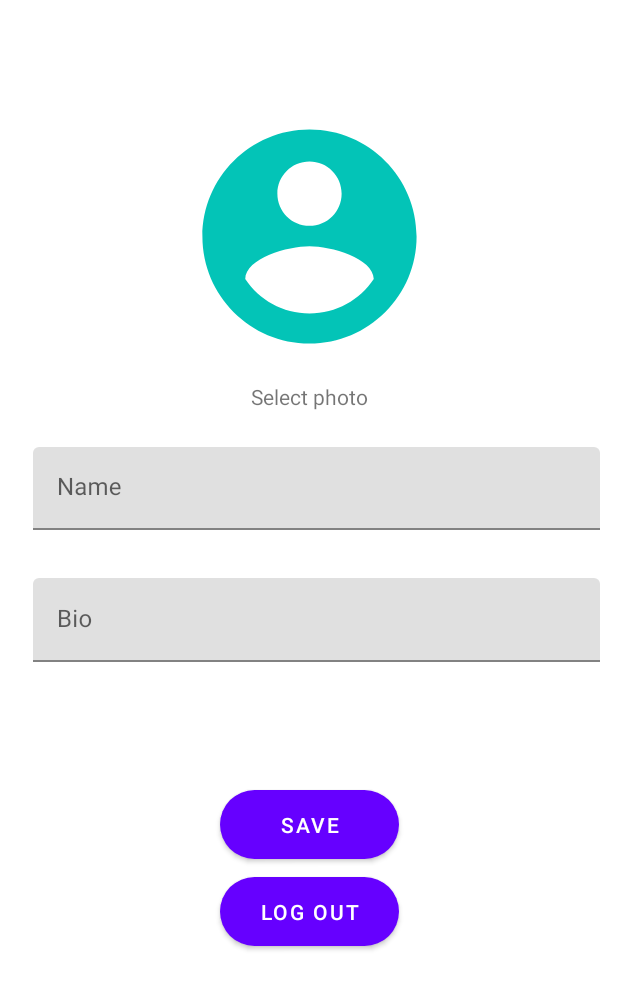
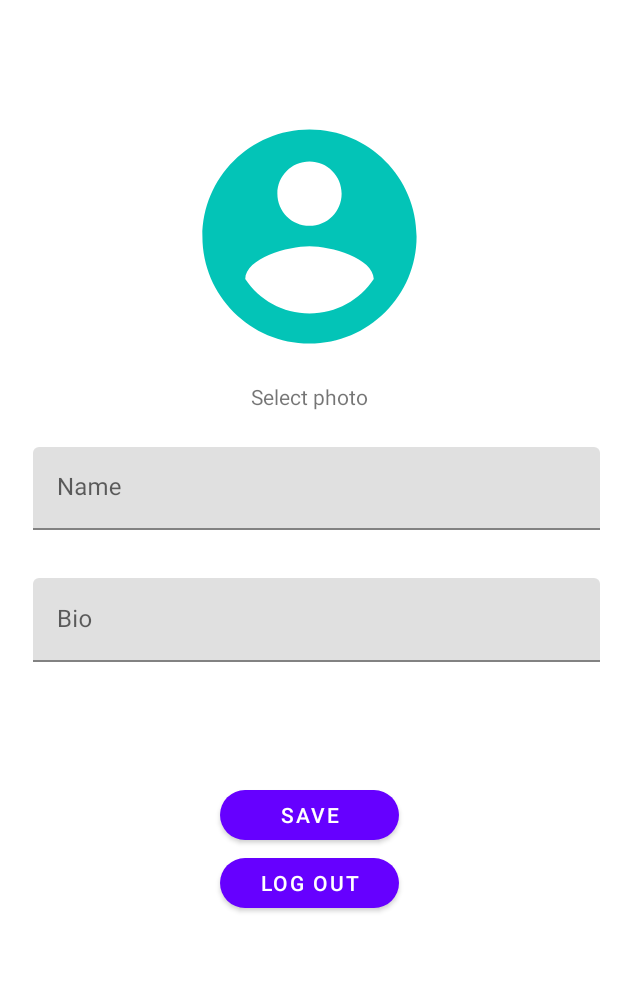
Before and after one commit to VladPavluts/Glinda, an Android app: the AccountFragment screen opened through its navigation route, on a phone screen of 412 x 824 dp. Shown: the top 989 px of the screen. Run offline under Robolectric (Android 15) with nearby library versions, the phone set to English and light mode, and no system bars; our stand-ins replace Firebase (no records; nobody signed in at launch, a user with empty details on screens opened directly), data binding; libraries missing offline, so code that uses them is left out: com.firebase.ui; 1 statement that could not run was skipped.

Commit message:
small layout fix

```diff
--- a/app/src/main/res/layout/account_fragment.xml
+++ b/app/src/main/res/layout/account_fragment.xml
@@ -9,6 +9,7 @@
         android:layout_width="match_parent"
         android:layout_height="match_parent"
         tools:context=".login.LoginFragment">
+
         <ScrollView
             android:layout_width="match_parent"
             android:layout_height="match_parent">
@@ -45,7 +46,7 @@
                         android:id="@+id/nameEditText"
                         android:layout_width="match_parent"
                         android:layout_height="wrap_content"
-                    android:hint="Name"/>
+                        android:hint="Name" />
                 </com.google.android.material.textfield.TextInputLayout>
 
                 <com.google.android.material.textfield.TextInputLayout
@@ -64,15 +65,15 @@
                         android:id="@+id/bioEditText"
                         android:layout_width="match_parent"
                         android:layout_height="wrap_content"
-                    android:hint="Bio"/>
+                        android:hint="Bio" />
                 </com.google.android.material.textfield.TextInputLayout>
 
                 <com.google.android.material.button.MaterialButton
                     android:id="@+id/accSaveButton"
                     android:layout_width="119dp"
-                android:layout_height="58dp"
+                    android:layout_height="45dp"
                     android:layout_marginTop="76dp"
-                android:text="Save"
+                    android:text="@string/save"
                     app:cornerRadius="24dp"
                     app:layout_constraintEnd_toEndOf="parent"
                     app:layout_constraintStart_toStartOf="parent"
@@ -81,9 +82,9 @@
                 <com.google.android.material.button.MaterialButton
                     android:id="@+id/accLogOutButton"
                     android:layout_width="119dp"
-                android:layout_height="58dp"
+                    android:layout_height="45dp"
                     android:layout_marginBottom="40dp"
-                android:text="Log Out"
+                    android:text="@string/logOut"
                     app:cornerRadius="24dp"
                     app:layout_constraintBottom_toBottomOf="parent"
                     app:layout_constraintEnd_toEndOf="parent"
@@ -96,7 +97,7 @@
                     android:layout_width="wrap_content"
                     android:layout_height="wrap_content"
                     android:layout_marginTop="3dp"
-                android:text="Select photo"
+                    android:text="@string/sel_photo"
                     app:layout_constraintEnd_toEndOf="parent"
                     app:layout_constraintStart_toStartOf="parent"
                     app:layout_constraintTop_toBottomOf="@+id/profile_photo" />
--- a/app/src/main/res/layout/fragment_chat.xml
+++ b/app/src/main/res/layout/fragment_chat.xml
@@ -15,7 +15,7 @@
             android:layout_width="match_parent"
             android:layout_height="wrap_content"
             android:background="?attr/colorPrimary"
-            app:title="Glinda"
+            app:title="@string/app_name"
             app:titleTextColor="@color/white"
             app:layout_constraintEnd_toEndOf="parent"
             app:layout_constraintStart_toStartOf="parent"
--- a/app/src/main/res/layout/fragment_chat_channel.xml
+++ b/app/src/main/res/layout/fragment_chat_channel.xml
@@ -23,10 +23,11 @@
 
         <androidx.recyclerview.widget.RecyclerView
             android:id="@+id/messageList"
-            android:layout_width="406dp"
-            android:layout_height="554dp"
+            android:layout_width="match_parent"
+            android:layout_height="0dp"
             android:layout_marginTop="8dp"
             app:layoutManager="androidx.recyclerview.widget.LinearLayoutManager"
+            app:layout_constraintBottom_toTopOf="@+id/relLayout"
             app:layout_constraintEnd_toEndOf="parent"
             app:layout_constraintHorizontal_bias="0.0"
             app:layout_constraintStart_toStartOf="parent"
--- a/app/src/main/res/values/strings.xml
+++ b/app/src/main/res/values/strings.xml
@@ -1,14 +1,12 @@
 <resources>
     <string name="app_name">Glinda</string>
-
-    <!-- TODO: Remove or change this placeholder text -->
     <string name="hello_blank_fragment">Hello blank fragment</string>
     <string name="gl_logo">Glinda Logo</string>
     <string name="passwordg">Password</string>
     <string name="emailg">Email</string>
-    <string name="title_activity_main2">Main2Activity</string>
-    <string name="navigation_drawer_open">Open navigation drawer</string>
-    <string name="navigation_drawer_close">Close navigation drawer</string>
+    <string name="logOut">Log Out</string>
+    <string name="save">Save</string>
+    <string name="sel_photo">Select photo</string>
     <string name="nav_header_title">Android Studio</string>
     <string name="nav_header_subtitle">android.studio@android.com</string>
     <string name="nav_header_desc">Navigation header</string>
```
Also changed, not shown: app/build.gradle (line endings or trailing spaces). Lines whose indentation alone changed are shown as unchanged.
